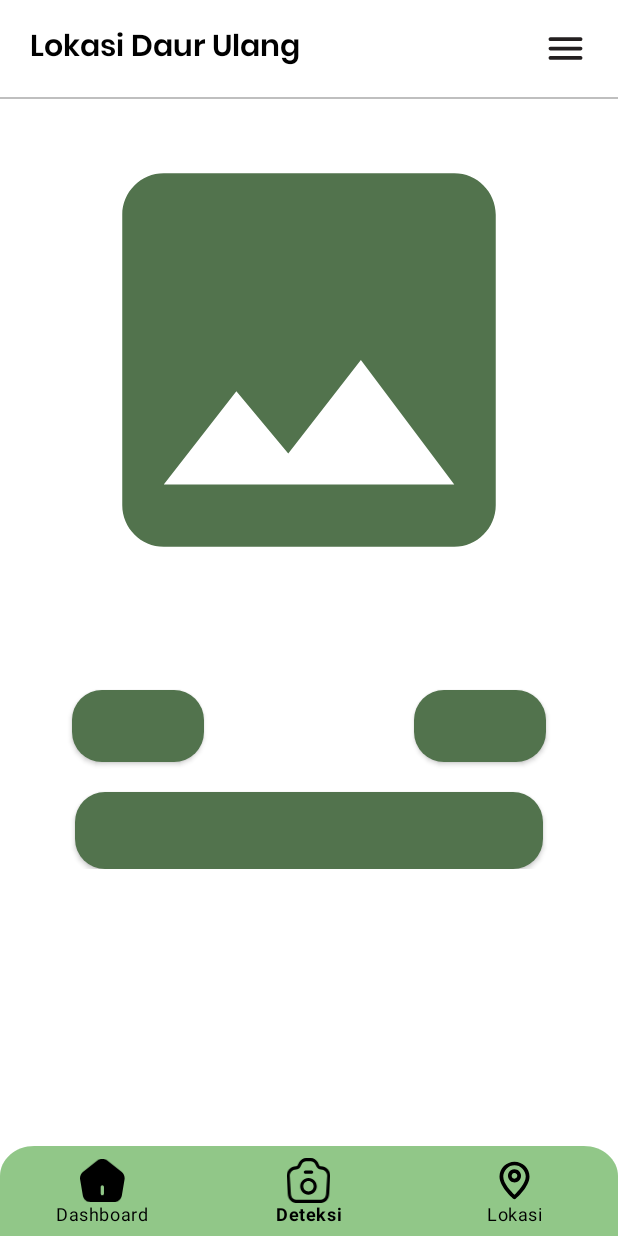
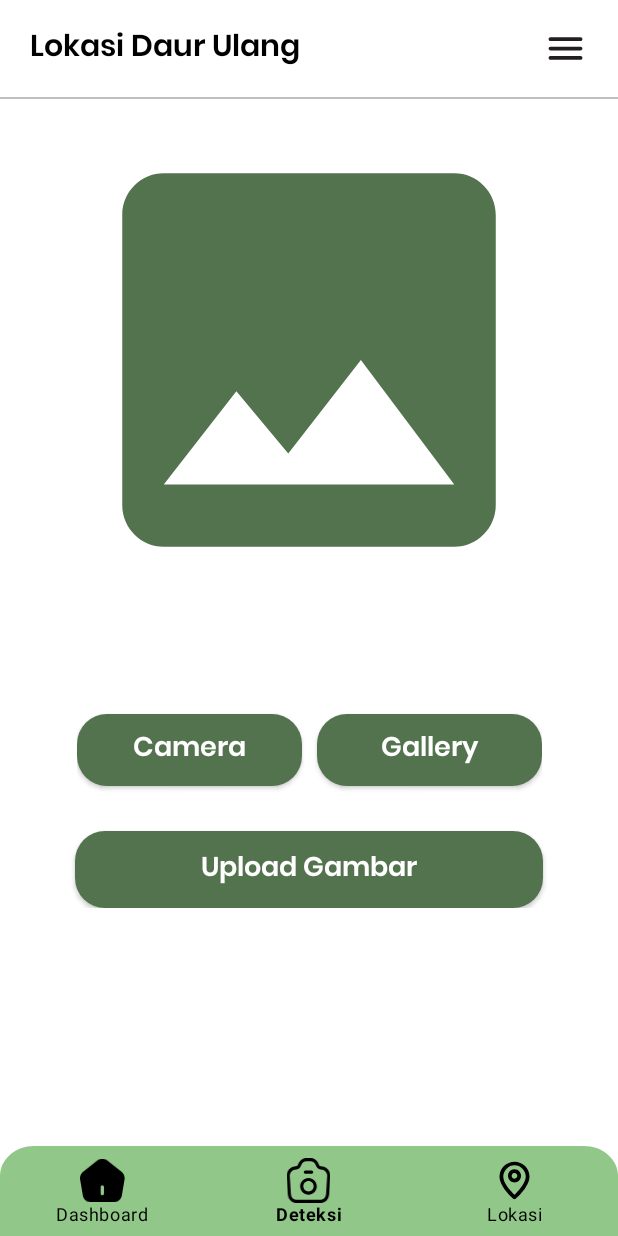
Before and after one commit to acalapatih/PlastiCode_mobileApp, an Android app: the DetectionFragment screen opened through its navigation route, on a phone screen of 412 x 824 dp. Run offline under Robolectric (Android 15) with nearby library versions, the phone set to English and light mode, and no system bars; our stand-ins replace navigation-ui.

Commit message:
Add string resource on detection menu

```diff
--- a/app/src/main/AndroidManifest.xml
+++ b/app/src/main/AndroidManifest.xml
@@ -11,9 +11,6 @@
         android:supportsRtl="true"
         android:theme="@style/Theme.PlastiCode"
         tools:targetApi="31">
-        <activity
-            android:name=".ui.detection.activity.DetectionActivity"
-            android:exported="false" />
         <activity
             android:name=".ui.dashboard.activity.DashboardActivity"
             android:exported="false" />
--- a/app/src/main/res/layout/fragment_detection.xml
+++ b/app/src/main/res/layout/fragment_detection.xml
@@ -57,52 +57,61 @@
             app:layout_constraintTop_toTopOf="parent"
             />
 
-
+        <LinearLayout
+            android:id="@+id/layout_follow"
+            android:layout_width="wrap_content"
+            android:layout_height="wrap_content"
+            android:layout_marginTop="16dp"
+            app:layout_constraintStart_toStartOf="@+id/preview_img"
+            app:layout_constraintEnd_toEndOf="@+id/preview_img"
+            app:layout_constraintTop_toBottomOf="@+id/preview_img"
+            >
             <androidx.appcompat.widget.AppCompatButton
                 android:id="@+id/camera_button"
                 style="@style/btn_green_rounded"
-            android:layout_width="0dp"
+                android:layout_width="150dp"
                 android:layout_height="wrap_content"
-            android:layout_marginStart="48dp"
                 android:layout_marginBottom="20dp"
                 android:layout_marginTop="20dp"
+                android:layout_marginEnd="10dp"
                 android:enabled="true"
                 android:paddingStart="30dp"
                 android:paddingEnd="30dp"
                 android:textSize="18sp"
                 app:layout_constraintStart_toStartOf="parent"
                 app:layout_constraintTop_toBottomOf="@+id/preview_img"
-            tools:text="Camera" />
+                android:text="@string/btn_camera" />
 
             <androidx.appcompat.widget.AppCompatButton
                 android:id="@+id/gallery_button"
                 style="@style/btn_green_rounded"
-            android:layout_width="0dp"
+                android:layout_width="150dp"
                 android:layout_height="wrap_content"
-            android:layout_marginEnd="48dp"
                 android:layout_marginTop="20dp"
                 android:paddingStart="30dp"
                 android:paddingEnd="30dp"
                 android:textSize="18sp"
                 app:layout_constraintTop_toBottomOf="@+id/preview_img"
                 app:layout_constraintEnd_toEndOf="parent"
-            tools:text="Gallery" />
+                android:text="@string/btn_gallery" />
+
+        </LinearLayout>
 
         <androidx.appcompat.widget.AppCompatButton
             android:id="@+id/deteksi_button"
             style="@style/btn_green_rounded"
             android:layout_width="0dp"
             android:layout_height="wrap_content"
-            android:layout_marginTop="20dp"
-            android:padding="10dp"
-            android:textSize="18sp"
+            android:layout_marginTop="10dp"
             android:layout_marginStart="50dp"
             android:layout_marginEnd="50dp"
+            android:paddingHorizontal="60dp"
+            android:paddingVertical="10dp"            android:textSize="18sp"
             app:layout_constraintStart_toStartOf="parent"
             app:layout_constraintEnd_toEndOf="parent"
             app:layout_constraintHorizontal_bias="1.0"
-            app:layout_constraintTop_toBottomOf="@+id/camera_button"
-            tools:text="Upload Gambar" />
+            app:layout_constraintTop_toBottomOf="@+id/layout_follow"
+            android:text="@string/btn_detection" />
 
     </androidx.constraintlayout.widget.ConstraintLayout>
 
--- a/app/src/main/res/values/strings.xml
+++ b/app/src/main/res/values/strings.xml
@@ -17,4 +17,7 @@
     <string name="tv_nav_lokasi">Lokasi</string>
     <string name="tv_bar_lokasi">Lokasi Daur Ulang</string>
     <string name="detection_image_box">image box</string>
+    <string name="btn_camera">Camera</string>
+    <string name="btn_gallery">Gallery</string>
+    <string name="btn_detection">Upload Gambar</string>
 </resources>
```
Lines whose indentation alone changed are shown as unchanged.
